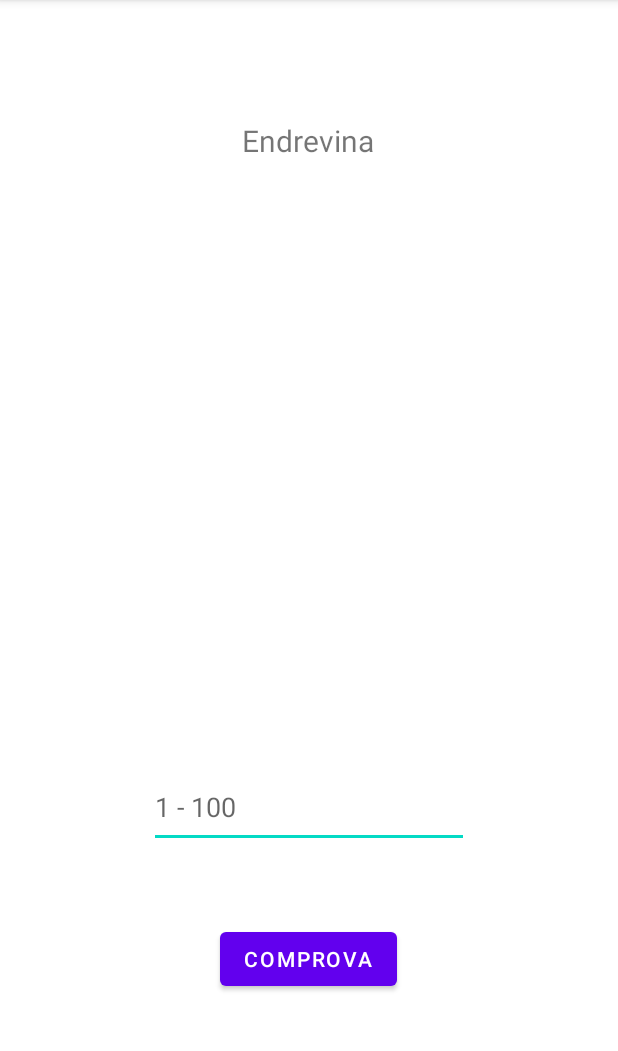
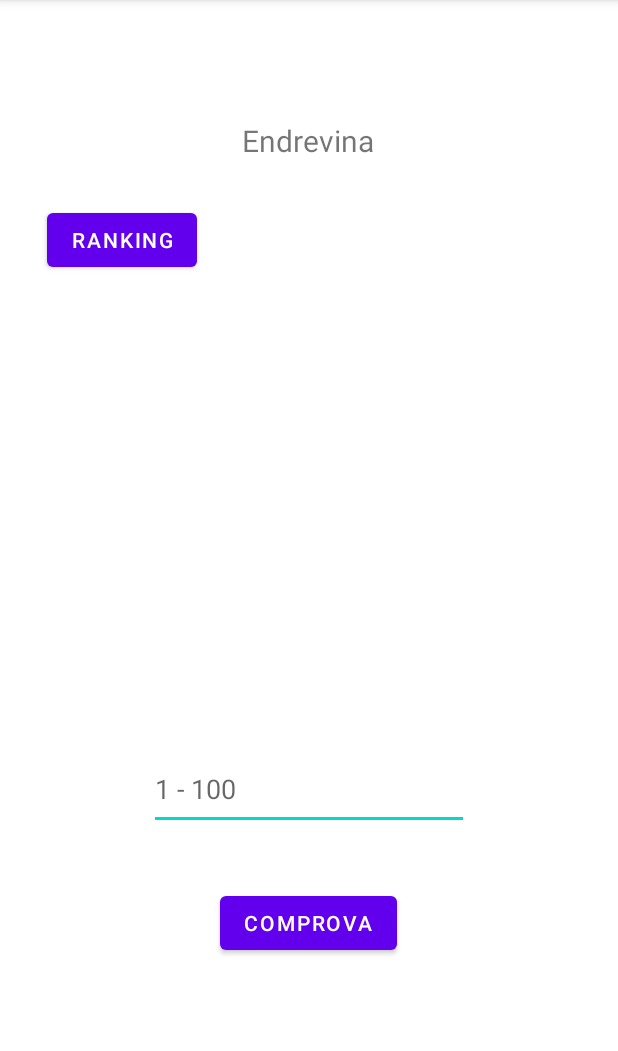
Before and after one commit to MarcG02/M8_UF1_Practica1.2_MarcG, an Android app: the screen it shows after launch (MainActivity), on a phone screen of 412 x 824 dp, the part 84-1135 px from its top. Run offline under Robolectric (Android 15) with nearby library versions, the phone set to English and light mode, and no system bars.

Commit message:
Falta Ranking

```diff
--- a/app/src/main/AndroidManifest.xml
+++ b/app/src/main/AndroidManifest.xml
@@ -14,6 +14,9 @@
         android:theme="@style/Theme.M8_UF1_Practica12_MarcG"
         tools:targetApi="31">
         <activity
+            android:name=".Records"
+            android:exported="false" />
+        <activity
             android:name=".MainActivity"
             android:exported="true">
             <intent-filter>
--- a/app/src/main/java/com/example/m8_uf1_practica12_marcg/MainActivity.java
+++ b/app/src/main/java/com/example/m8_uf1_practica12_marcg/MainActivity.java
@@ -3,10 +3,12 @@ package com.example.m8_uf1_practica12_marcg;
 import androidx.appcompat.app.AppCompatActivity;
 
 import android.content.Context;
+import android.content.Intent;
 import android.os.Bundle;
 import android.text.method.ScrollingMovementMethod;
 import android.view.View;
 import android.widget.Button;
+import android.widget.EditText;
 import android.widget.TextView;
 import android.widget.Toast;
 import android.app.AlertDialog;
@@ -28,7 +30,6 @@ public class MainActivity extends AppCompatActivity {
 
         TextView input = (TextView) findViewById(R.id.numberU);
         log = (TextView) findViewById(R.id.Registry);
-
 
         Button button = (Button) findViewById(R.id.verify);
         button.setOnClickListener(new View.OnClickListener() {
@@ -62,6 +63,14 @@ public class MainActivity extends AppCompatActivity {
             }
         });
 
+        Button recordB = (Button) findViewById(R.id.records);
+        recordB.setOnClickListener(new View.OnClickListener() {
+
+            public void onClick(View view) {
+                Intent rankIntent = new Intent(MainActivity.this, Records.class);
+                startActivity(rankIntent);
+            }
+        });
 
     }
 
@@ -70,6 +79,9 @@ public class MainActivity extends AppCompatActivity {
         String buttonAccept = "Accept";
         String cancel = "Cancel";
         AlertDialog.Builder builder = new AlertDialog.Builder(this);
+        final EditText input = new EditText(this);
+        builder.setView(input);
+
         builder.setMessage(Congrats)
                 .setPositiveButton(buttonAccept, new DialogInterface.OnClickListener() {
                     public void onClick(DialogInterface dialog, int id) {
--- a/app/src/main/res/layout/activity_main.xml
+++ b/app/src/main/res/layout/activity_main.xml
@@ -16,13 +16,13 @@
         app:layout_constraintHorizontal_bias="0.498"
         app:layout_constraintStart_toStartOf="parent"
         app:layout_constraintTop_toBottomOf="@+id/numberU"
-        app:layout_constraintVertical_bias="0.322" />
+        app:layout_constraintVertical_bias="0.228" />
 
     <EditText
         android:id="@+id/numberU"
         android:layout_width="213dp"
         android:layout_height="54dp"
-        android:layout_marginTop="404dp"
+        android:layout_marginTop="392dp"
         android:ems="10"
         android:hint="1 - 100"
         android:inputType="numberSigned"
@@ -44,13 +44,24 @@
 
     <TextView
         android:id="@+id/Registry"
-        android:layout_width="274dp"
-        android:layout_height="314dp"
+        android:layout_width="239dp"
+        android:layout_height="254dp"
         app:layout_constraintBottom_toTopOf="@+id/numberU"
         app:layout_constraintEnd_toEndOf="parent"
-        app:layout_constraintHorizontal_bias="0.496"
         app:layout_constraintStart_toStartOf="parent"
         app:layout_constraintTop_toBottomOf="@+id/endrevinatxt"
-        app:layout_constraintVertical_bias="0.361" />
+        app:layout_constraintVertical_bias="0.753" />
+
+    <Button
+        android:id="@+id/records"
+        android:layout_width="wrap_content"
+        android:layout_height="wrap_content"
+        android:text="Ranking"
+        app:layout_constraintBottom_toTopOf="@+id/Registry"
+        app:layout_constraintEnd_toEndOf="parent"
+        app:layout_constraintHorizontal_bias="0.1"
+        app:layout_constraintStart_toStartOf="parent"
+        app:layout_constraintTop_toBottomOf="@+id/endrevinatxt"
+        app:layout_constraintVertical_bias="0.517" />
 
 </androidx.constraintlayout.widget.ConstraintLayout>
```
Also changed, not shown: app/src/main/java/com/example/m8_uf1_practica12_marcg/Records.java (added, +14 -0 lines), app/src/main/res/layout/activity_records.xml (added, +28 -0 lines).
